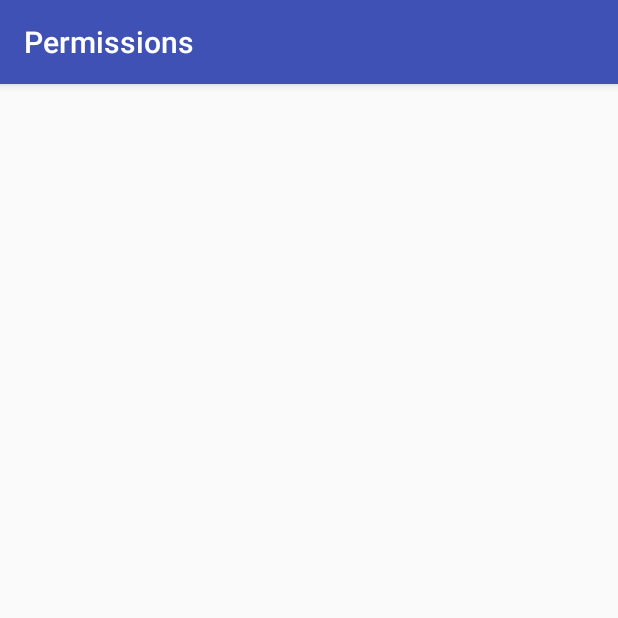
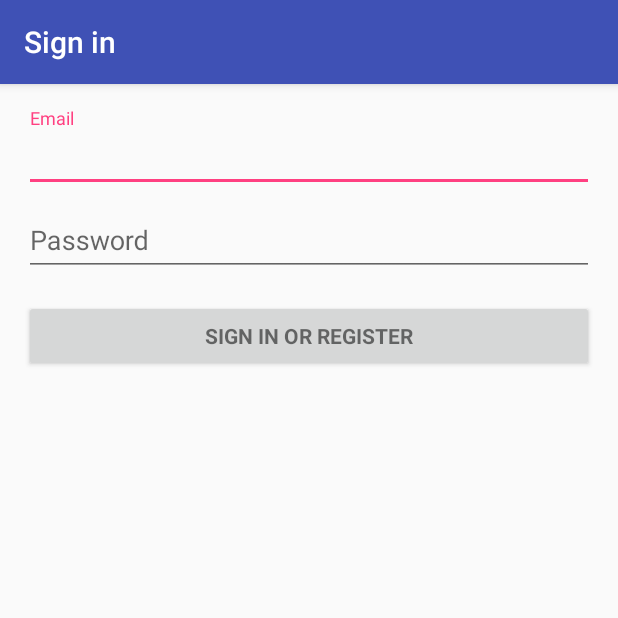
Before and after one commit to BenjaminEarley/GeofencingChatClient, an Android app: the first screen one second after launch (PermissionActivity before the commit, LoginActivity after it), on a phone screen of 412 x 824 dp, the top half of it. Run offline under Robolectric (Android 15) with nearby library versions, the phone set to English and light mode, and no system bars.

Commit message:
Added better permission handling

```diff
--- a/app/src/main/java/com/benjaminearley/hackproject/PermissionActivity.java
+++ b/app/src/main/java/com/benjaminearley/hackproject/PermissionActivity.java
@@ -18,6 +18,7 @@
     protected void onCreate(Bundle savedInstanceState) {
         super.onCreate(savedInstanceState);
         setContentView(R.layout.activity_permission);
+
         if (mayRequestLocation()) {
             Intent intent = new Intent(this, PermissionActivity.class);
             startActivity(intent);
@@ -46,7 +47,7 @@
                                            @NonNull int[] grantResults) {
         if (requestCode == REQUEST_LOCATION_SERVICES) {
             if (grantResults.length == 1 && grantResults[0] == PackageManager.PERMISSION_GRANTED) {
-                Intent intent = new Intent(this, MainActivity.class);
+                Intent intent = new Intent(this, LoginActivity.class);
                 startActivity(intent);
                 finish();
                 overridePendingTransition(0, R.anim.fade_out);
--- a/app/src/main/java/com/benjaminearley/hackproject/SplashActivity.java
+++ b/app/src/main/java/com/benjaminearley/hackproject/SplashActivity.java
@@ -6,22 +6,32 @@
 import android.os.Bundle;
 import android.support.v7.app.AppCompatActivity;
 
+import static android.Manifest.permission.ACCESS_FINE_LOCATION;
+
 public class SplashActivity extends AppCompatActivity {
 
     @Override
     protected void onCreate(Bundle savedInstanceState) {
         super.onCreate(savedInstanceState);
 
-        if (Build.VERSION.SDK_INT < Build.VERSION_CODES.M || checkSelfPermission(LOCATION_SERVICE) == PackageManager.PERMISSION_GRANTED) {
-            Intent intent = new Intent(this, MainActivity.class);
-            startActivity(intent);
-            finish();
-            overridePendingTransition(0, R.anim.fade_out);
+        if (Build.VERSION.SDK_INT < Build.VERSION_CODES.M) {
+            startLoginActivity();
         } else {
-            Intent intent = new Intent(this, PermissionActivity.class);
-            startActivity(intent);
-            finish();
-            overridePendingTransition(0, R.anim.fade_out);
+            if(checkSelfPermission(ACCESS_FINE_LOCATION) == PackageManager.PERMISSION_GRANTED) {
+                startLoginActivity();
+            } else {
+                Intent intent = new Intent(this, PermissionActivity.class);
+                startActivity(intent);
+                finish();
+                overridePendingTransition(0, R.anim.fade_out);
+            }
         }
     }
+
+    private void startLoginActivity() {
+        Intent intent = new Intent(this, LoginActivity.class);
+        startActivity(intent);
+        finish();
+        overridePendingTransition(0, R.anim.fade_out);
+    }
 }
--- /dev/null
+++ b/app/src/main/res/layout/activity_login.xml
@@ -0,0 +1,77 @@
+<LinearLayout xmlns:android="http://schemas.android.com/apk/res/android"
+    xmlns:tools="http://schemas.android.com/tools"
+    android:layout_width="match_parent"
+    android:layout_height="match_parent"
+    android:gravity="center_horizontal"
+    android:orientation="vertical"
+    android:paddingBottom="@dimen/activity_vertical_margin"
+    android:paddingLeft="@dimen/activity_horizontal_margin"
+    android:paddingRight="@dimen/activity_horizontal_margin"
+    android:paddingTop="@dimen/activity_vertical_margin"
+    tools:context="com.benjaminearley.hackproject.LoginActivity">
+
+    <!-- Login progress -->
+    <ProgressBar
+        android:id="@+id/login_progress"
+        style="?android:attr/progressBarStyleLarge"
+        android:layout_width="wrap_content"
+        android:layout_height="wrap_content"
+        android:layout_marginBottom="8dp"
+        android:visibility="gone" />
+
+    <ScrollView
+        android:id="@+id/login_form"
+        android:layout_width="match_parent"
+        android:layout_height="match_parent">
+
+        <LinearLayout
+            android:id="@+id/email_login_form"
+            android:layout_width="match_parent"
+            android:layout_height="wrap_content"
+            android:orientation="vertical">
+
+            <android.support.design.widget.TextInputLayout
+                android:layout_width="match_parent"
+                android:layout_height="wrap_content">
+
+                <AutoCompleteTextView
+                    android:id="@+id/email"
+                    android:layout_width="match_parent"
+                    android:layout_height="wrap_content"
+                    android:hint="@string/prompt_email"
+                    android:inputType="textEmailAddress"
+                    android:maxLines="1"
+                    android:singleLine="true" />
+
+            </android.support.design.widget.TextInputLayout>
+
+            <android.support.design.widget.TextInputLayout
+                android:layout_width="match_parent"
+                android:layout_height="wrap_content">
+
+                <EditText
+                    android:id="@+id/password"
+                    android:layout_width="match_parent"
+                    android:layout_height="wrap_content"
+                    android:hint="@string/prompt_password"
+                    android:imeActionId="@+id/login"
+                    android:imeActionLabel="@string/action_sign_in_short"
+                    android:imeOptions="actionUnspecified"
+                    android:inputType="textPassword"
+                    android:maxLines="1"
+                    android:singleLine="true" />
+
+            </android.support.design.widget.TextInputLayout>
+
+            <Button
+                android:id="@+id/email_sign_in_button"
+                style="?android:textAppearanceSmall"
+                android:layout_width="match_parent"
+                android:layout_height="wrap_content"
+                android:layout_marginTop="16dp"
+                android:text="@string/action_sign_in"
+                android:textStyle="bold" />
+
+        </LinearLayout>
+    </ScrollView>
+</LinearLayout>
```
Also changed, not shown: app/src/main/AndroidManifest.xml (+11 -2 lines), app/src/main/java/com/benjaminearley/hackproject/LoginActivity.java (added, +245 -0 lines), app/src/main/res/layout/activity_permission.xml (+4 -4 lines), app/src/main/res/values/strings.xml (+3 -4 lines).
